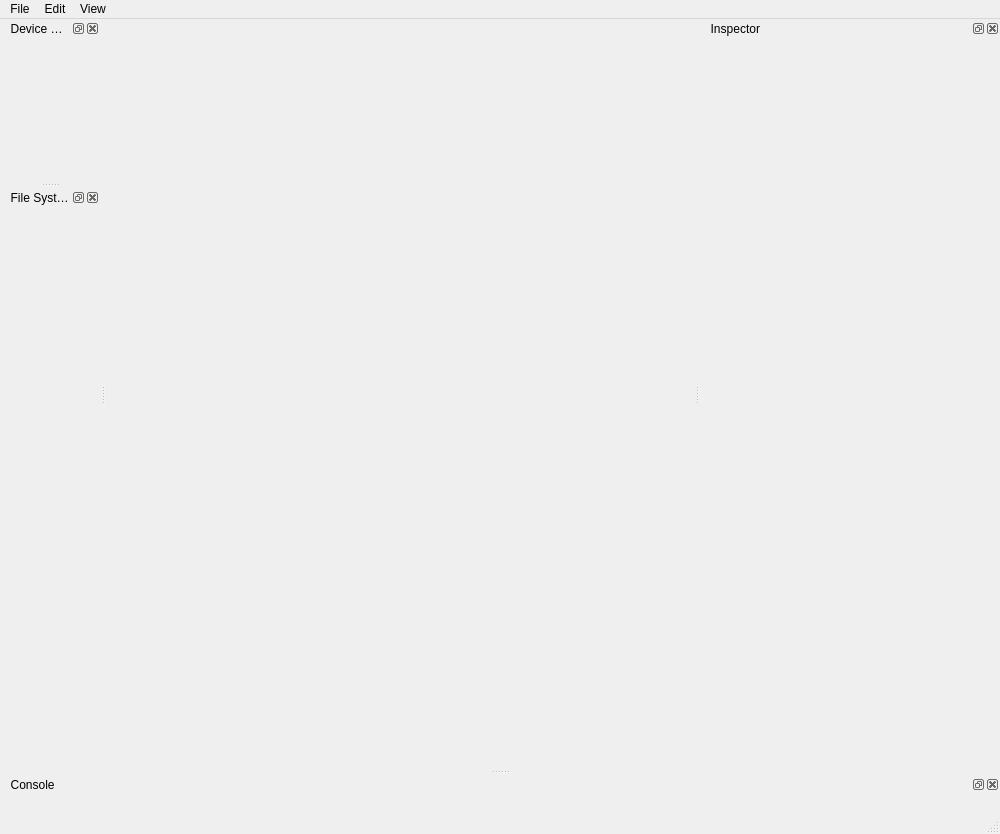
Qt form tools/debug/UI/MainWindow.ui (TrickPlay/Trickplay) before a commit.
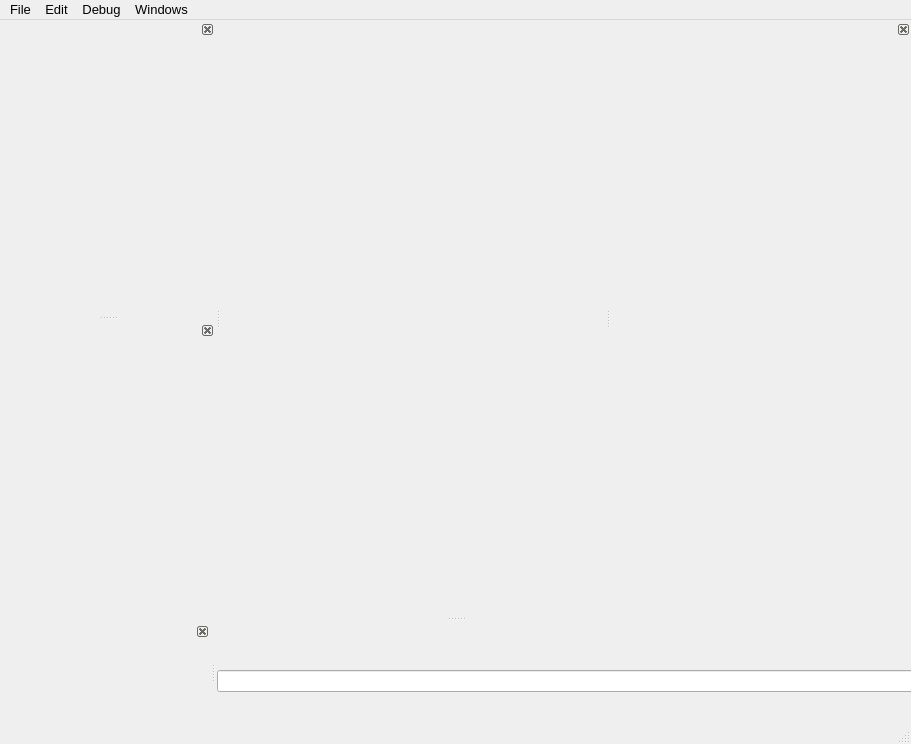
The same form after that commit.

Commit message: [debugger] added toolbar, debug, backtrace windows, chaged mainwindow layouts, changed main menu items

What changed in the file:
```diff
--- a/tools/debug/UI/MainWindow.ui
+++ b/tools/debug/UI/MainWindow.ui
@@ -9,8 +9,8 @@
    <rect>
     <x>0</x>
     <y>0</y>
-    <width>1000</width>
-    <height>834</height>
+    <width>911</width>
+    <height>744</height>
    </rect>
   </property>
   <property name="sizePolicy">
@@ -19,22 +19,36 @@
     <verstretch>0</verstretch>
    </sizepolicy>
   </property>
+  <property name="minimumSize">
+   <size>
+    <width>200</width>
+    <height>200</height>
+   </size>
+  </property>
   <property name="cursor">
    <cursorShape>ArrowCursor</cursorShape>
   </property>
   <property name="windowTitle">
    <string>Trickplay Visual Debugger</string>
   </property>
+  <property name="layoutDirection">
+   <enum>Qt::LeftToRight</enum>
+  </property>
   <widget class="QWidget" name="centralwidget"/>
   <widget class="QMenuBar" name="menubar">
    <property name="geometry">
     <rect>
      <x>0</x>
      <y>0</y>
-     <width>1000</width>
-     <height>27</height>
+     <width>911</width>
+     <height>26</height>
     </rect>
    </property>
+   <property name="font">
+    <font>
+     <pointsize>10</pointsize>
+    </font>
+   </property>
    <widget class="QMenu" name="menuFile">
     <property name="title">
      <string>File</string>
@@ -47,7 +61,7 @@
    </widget>
    <widget class="QMenu" name="menuView">
     <property name="title">
-     <string>View</string>
+     <string>Windows</string>
     </property>
    </widget>
    <widget class="QMenu" name="menuEdit">
@@ -61,11 +75,137 @@
     <addaction name="action_Paste"/>
     <addaction name="action_Delete"/>
     <addaction name="actionSelect_All"/>
+    <addaction name="actionSearch"/>
+    <addaction name="actionSearch_Replace"/>
+    <addaction name="actionGo_to_line"/>
+   </widget>
+   <widget class="QMenu" name="menuRun">
+    <property name="title">
+     <string>Debug</string>
+    </property>
+    <addaction name="actionContinue"/>
+    <addaction name="actionPause"/>
+    <addaction name="actionStep_into"/>
+    <addaction name="actionStep_over"/>
+    <addaction name="actionStep_out"/>
    </widget>
    <addaction name="menuFile"/>
    <addaction name="menuEdit"/>
+   <addaction name="menuRun"/>
    <addaction name="menuView"/>
   </widget>
+  <widget class="QStatusBar" name="statusbar"/>
+  <widget class="QDockWidget" name="FileSystemDock">
+   <property name="sizePolicy">
+    <sizepolicy hsizetype="Preferred" vsizetype="Preferred">
+     <horstretch>0</horstretch>
+     <verstretch>0</verstretch>
+    </sizepolicy>
+   </property>
+   <property name="minimumSize">
+    <size>
+     <width>215</width>
+     <height>100</height>
+    </size>
+   </property>
+   <property name="floating">
+    <bool>false</bool>
+   </property>
+   <property name="features">
+    <set>QDockWidget::DockWidgetClosable</set>
+   </property>
+   <property name="windowTitle">
+    <string notr="true" comment="texty7" extracomment="texty"/>
+   </property>
+   <attribute name="dockWidgetArea">
+    <number>1</number>
+   </attribute>
+   <widget class="QWidget" name="FileSystemContainer">
+    <layout class="QGridLayout" name="gridLayout_4">
+     <property name="margin">
+      <number>1</number>
+     </property>
+     <property name="spacing">
+      <number>1</number>
+     </property>
+     <item row="0" column="0">
+      <layout class="QGridLayout" name="FileSystemLayout">
+       <property name="margin">
+        <number>0</number>
+       </property>
+       <property name="spacing">
+        <number>0</number>
+       </property>
+      </layout>
+     </item>
+    </layout>
+   </widget>
+  </widget>
+  <widget class="QDockWidget" name="DebugDock">
+   <property name="sizePolicy">
+    <sizepolicy hsizetype="Preferred" vsizetype="Preferred">
+     <horstretch>0</horstretch>
+     <verstretch>0</verstretch>
+    </sizepolicy>
+   </property>
+   <property name="minimumSize">
+    <size>
+     <width>215</width>
+     <height>100</height>
+    </size>
+   </property>
+   <property name="font">
+    <font>
+     <pointsize>10</pointsize>
+    </font>
+   </property>
+   <property name="floating">
+    <bool>false</bool>
+   </property>
+   <property name="features">
+    <set>QDockWidget::DockWidgetClosable</set>
+   </property>
+   <property name="windowTitle">
+    <string notr="true"/>
+   </property>
+   <attribute name="dockWidgetArea">
+    <number>1</number>
+   </attribute>
+   <widget class="QWidget" name="DebugContainer">
+    <property name="sizePolicy">
+     <sizepolicy hsizetype="Preferred" vsizetype="Preferred">
+      <horstretch>0</horstretch>
+      <verstretch>0</verstretch>
+     </sizepolicy>
+    </property>
+    <property name="minimumSize">
+     <size>
+      <width>0</width>
+      <height>0</height>
+     </size>
+    </property>
+    <property name="font">
+     <font>
+      <pointsize>10</pointsize>
+     </font>
+    </property>
+    <layout class="QVBoxLayout" name="verticalLayout_2" stretch="0">
+     <property name="spacing">
+      <number>1</number>
+     </property>
+     <property name="margin">
+      <number>1</number>
+     </property>
+     <item>
+      <layout class="QGridLayout" name="DebugLayout">
+       <property name="spacing">
+        <number>0</number>
+       </property>
+      </layout>
+     </item>
+    </layout>
+   </widget>
+  </widget>
   <widget class="QDockWidget" name="InspectorDock">
    <property name="enabled">
     <bool>true</bool>
@@ -80,73 +220,79 @@
     <enum>Qt::NoContextMenu</enum>
    </property>
    <property name="features">
-    <set>QDockWidget::AllDockWidgetFeatures</set>
+    <set>QDockWidget::DockWidgetClosable</set>
    </property>
    <property name="windowTitle">
-    <string>  Inspector</string>
+    <string notr="true"/>
    </property>
    <attribute name="dockWidgetArea">
     <number>2</number>
    </attribute>
    <widget class="QWidget" name="InspectorContainer">
-    <layout class="QGridLayout" name="gridLayout_2">
+    <layout class="QGridLayout" name="gridLayout_7" rowstretch="0" columnstretch="0">
+     <property name="margin">
+      <number>1</number>
+     </property>
+     <property name="spacing">
+      <number>1</number>
+     </property>
      <item row="0" column="0">
       <layout class="QGridLayout" name="InspectorLayout"/>
      </item>
     </layout>
    </widget>
   </widget>
-  <widget class="QStatusBar" name="statusbar"/>
-  <widget class="QDockWidget" name="DeviceManagerDock">
+  <widget class="QDockWidget" name="BacktraceDock">
    <property name="sizePolicy">
-    <sizepolicy hsizetype="Preferred" vsizetype="Fixed">
+    <sizepolicy hsizetype="Preferred" vsizetype="Preferred">
      <horstretch>0</horstretch>
      <verstretch>0</verstretch>
     </sizepolicy>
    </property>
    <property name="minimumSize">
     <size>
-     <width>100</width>
-     <height>163</height>
+     <width>210</width>
+     <height>100</height>
     </size>
    </property>
-   <property name="windowTitle">
-    <string>  Device Manager</string>
-   </property>
-   <attribute name="dockWidgetArea">
-    <number>1</number>
-   </attribute>
-   <widget class="QWidget" name="DeviceManagerContainer">
-    <layout class="QVBoxLayout" name="verticalLayout">
-     <item>
-      <layout class="QGridLayout" name="DeviceManagerLayout"/>
-     </item>
-    </layout>
-   </widget>
-  </widget>
-  <widget class="QDockWidget" name="FileSystemDock">
-   <property name="sizePolicy">
-    <sizepolicy hsizetype="Maximum" vsizetype="Expanding">
-     <horstretch>0</horstretch>
-     <verstretch>0</verstretch>
-    </sizepolicy>
-   </property>
    <property name="floating">
     <bool>false</bool>
    </property>
    <property name="features">
-    <set>QDockWidget::AllDockWidgetFeatures</set>
+    <set>QDockWidget::DockWidgetClosable</set>
    </property>
    <property name="windowTitle">
-    <string comment="texty7" extracomment="texty">  File System</string>
+    <string notr="true"/>
    </property>
    <attribute name="dockWidgetArea">
-    <number>1</number>
+    <number>8</number>
    </attribute>
-   <widget class="QWidget" name="FileSystemContainer">
-    <layout class="QGridLayout" name="gridLayout_3">
-     <item row="0" column="0">
-      <layout class="QGridLayout" name="FileSystemLayout"/>
+   <widget class="QWidget" name="BackTraceContainer">
+    <property name="sizePolicy">
+     <sizepolicy hsizetype="Preferred" vsizetype="Preferred">
+      <horstretch>0</horstretch>
+      <verstretch>0</verstretch>
+     </sizepolicy>
+    </property>
+    <property name="minimumSize">
+     <size>
+      <width>0</width>
+      <height>0</height>
+     </size>
+    </property>
+    <layout class="QVBoxLayout" name="verticalLayout_3" stretch="0">
+     <property name="spacing">
+      <number>1</number>
+     </property>
+     <property name="margin">
+      <number>1</number>
+     </property>
+     <item>
+      <layout class="QGridLayout" name="BacktraceLayout">
+       <property name="spacing">
+        <number>0</number>
+       </property>
+      </layout>
      </item>
     </layout>
    </widget>
@@ -158,19 +304,45 @@
      <verstretch>0</verstretch>
     </sizepolicy>
    </property>
+   <property name="minimumSize">
+    <size>
+     <width>790</width>
+     <height>57</height>
+    </size>
+   </property>
    <property name="floating">
     <bool>false</bool>
    </property>
+   <property name="features">
+    <set>QDockWidget::DockWidgetClosable</set>
+   </property>
    <property name="windowTitle">
-    <string>  Console</string>
+    <string notr="true"/>
    </property>
    <attribute name="dockWidgetArea">
     <number>8</number>
    </attribute>
    <widget class="QWidget" name="ConsoleContainer">
-    <layout class="QGridLayout" name="gridLayout">
-     <item row="0" column="0">
-      <layout class="QGridLayout" name="ConsoleLayout"/>
+    <layout class="QGridLayout" name="gridLayout_5">
+     <property name="margin">
+      <number>1</number>
+     </property>
+     <property name="spacing">
+      <number>1</number>
+     </property>
+     <item row="1" column="0">
+      <layout class="QGridLayout" name="ConsoleLayout">
+       <property name="spacing">
+        <number>0</number>
+       </property>
+      </layout>
+     </item>
+     <item row="2" column="0">
+      <widget class="QLineEdit" name="interactive">
+       <property name="text">
+        <string/>
+       </property>
+      </widget>
      </item>
     </layout>
    </widget>
```
Left out of the diff: 277 changed lines with no effect on the pictures. The commit also changes 22 other files.
